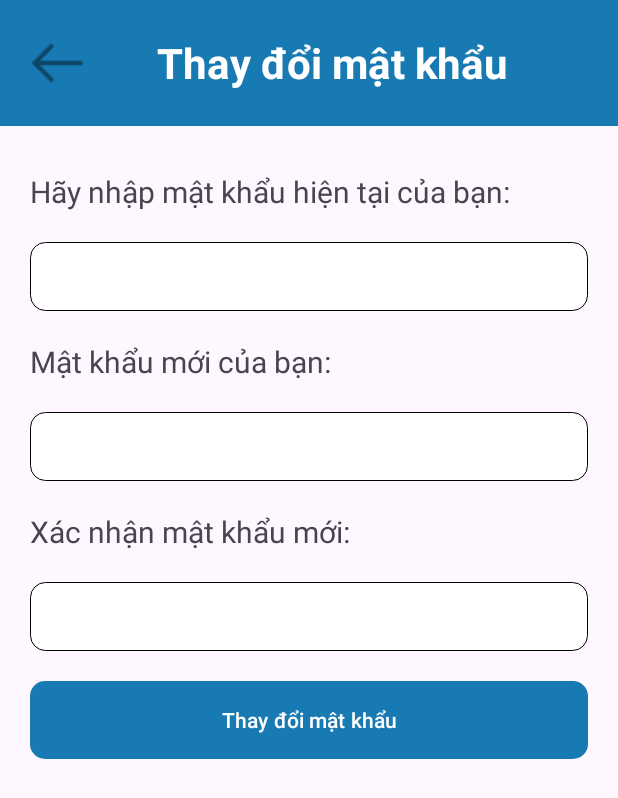
After one commit to vtpanh12/LVTN, an Android app: the UpdatePasswordActivity screen opened directly, with no data from a screen before it, on a phone screen of 412 x 824 dp. The commit adds this screen. Shown: the top 798 px of the screen. Run offline under Robolectric (Android 15) with nearby library versions, the phone set to English and light mode, and no system bars; our stand-ins replace Firebase (no records; nobody signed in at launch, a user with empty details on screens opened directly).

Commit message:
update password

```diff
--- a/app/build.gradle.kts
+++ b/app/build.gradle.kts
@@ -52,9 +52,10 @@ dependencies {
     androidTestImplementation(libs.androidx.espresso.core)
         // Import the BoM for the Firebase platform
         implementation(platform("com.google.firebase:firebase-bom:33.2.0"))
-
+    implementation(platform("com.google.firebase:firebase-bom:33.4.0"))
         // Declare the dependency for the Cloud Firestore library
         // When using the BoM, you don't specify versions in Firebase library dependencies
         implementation("com.google.firebase:firebase-firestore")
+    implementation("com.google.firebase:firebase-analytics")
 
 }
--- a/app/src/main/AndroidManifest.xml
+++ b/app/src/main/AndroidManifest.xml
@@ -12,6 +12,9 @@
         android:supportsRtl="true"
         android:theme="@style/Theme.Vtpa_b2013518_lvtn"
         tools:targetApi="31">
+        <activity
+            android:name=".users.UpdatePasswordActivity"
+            android:exported="false" />
         <activity
             android:name=".appointment.Tao_Lich_KhamActivity"
             android:exported="false" />
--- a/app/src/main/java/com/example/vtpa_b2013518_lvtn/login/SignupActivity.kt
+++ b/app/src/main/java/com/example/vtpa_b2013518_lvtn/login/SignupActivity.kt
@@ -19,6 +19,7 @@ import androidx.core.content.ContextCompat
 import com.example.vtpa_b2013518_lvtn.R
 import com.example.vtpa_b2013518_lvtn.adapter.User
 import com.example.vtpa_b2013518_lvtn.databinding.ActivitySignupBinding
+import com.example.vtpa_b2013518_lvtn.users.UsersActivity
 import com.google.firebase.Firebase
 import com.google.firebase.auth.FirebaseAuth
 import com.google.firebase.auth.auth
@@ -46,6 +47,9 @@ class SignupActivity : AppCompatActivity() {
 
         binding.btnAuthGmail.setOnClickListener {
             createAccount()
+        }
+        binding.tVSUDangNhap.setOnClickListener {
+            startActivity(Intent(this, LoginActivity::class.java))
         }
 
 
--- a/app/src/main/java/com/example/vtpa_b2013518_lvtn/users/IndexUserActivity.kt
+++ b/app/src/main/java/com/example/vtpa_b2013518_lvtn/users/IndexUserActivity.kt
@@ -4,6 +4,7 @@ import android.content.Intent
 import android.os.Bundle
 import android.widget.ImageView
 import android.widget.LinearLayout
+import android.widget.TextView
 import androidx.activity.enableEdgeToEdge
 import androidx.appcompat.app.AppCompatActivity
 import androidx.core.view.ViewCompat
@@ -25,6 +26,10 @@ class IndexUserActivity : AppCompatActivity() {
         iVBack.setOnClickListener {
             finish()
         }
+        val tVPVSS = findViewById<TextView>(R.id.tVPassVSSer)
+        tVPVSS.setOnClickListener {
+            startActivity(Intent(this, UpdatePasswordActivity::class.java))
+        }
         val linearUser = findViewById<LinearLayout>(R.id.linearIndexUser)
         linearUser.setOnClickListener {
             startActivity(Intent(this, UsersActivity::class.java))
--- /dev/null
+++ b/app/src/main/java/com/example/vtpa_b2013518_lvtn/users/UpdatePasswordActivity.kt
@@ -0,0 +1,128 @@
+package com.example.vtpa_b2013518_lvtn.users
+
+import android.content.ContentValues.TAG
+import android.content.Intent
+import android.os.Bundle
+import android.provider.ContactsContract.CommonDataKinds.Im
+import android.util.Log
+import android.widget.Button
+import android.widget.EditText
+import android.widget.ImageView
+import android.widget.TextView
+import android.widget.Toast
+import androidx.activity.enableEdgeToEdge
+import androidx.appcompat.app.AppCompatActivity
+import androidx.core.view.ViewCompat
+import androidx.core.view.WindowInsetsCompat
+import com.example.vtpa_b2013518_lvtn.R
+import com.google.firebase.Firebase
+import com.google.firebase.auth.EmailAuthProvider
+import com.google.firebase.auth.FirebaseAuth
+import com.google.firebase.auth.auth
+
+class UpdatePasswordActivity : AppCompatActivity() {
+    lateinit var eTCurrentPW: EditText
+    lateinit var eTNewPW: EditText
+    lateinit var eTCPW: EditText
+    lateinit var btnUpdatePW: Button
+    private lateinit var auth: FirebaseAuth
+    override fun onCreate(savedInstanceState: Bundle?) {
+        super.onCreate(savedInstanceState)
+        auth = Firebase.auth
+        setContentView(R.layout.activity_update_password)
+        eTCurrentPW = findViewById(R.id.eTCurrentPW)
+        eTNewPW = findViewById(R.id.eTNewPW)
+        eTCPW = findViewById(R.id.eTCNewPW)
+        btnUpdatePW = findViewById(R.id.btnUpdatePW)
+        val iVBackUpdatePW = findViewById<ImageView>(R.id.iVBackUpdatePW)
+        iVBackUpdatePW.setOnClickListener {
+            finish()
+        }
+        val user = Firebase.auth.currentUser
+//        val authCredential = EmailAuthProvider.getCredential(email, password)
+//        user?.reauthenticate(authCredential)
+//            ?.addOnCompleteListener { task ->
+//                if (task.isSuccessful) {
+//                    Log.d("Reauth", "Người dùng đã được xác thực lại thành công.")
+//                } else {
+//                    Log.e("Reauth", "Xác thực lại thất bại: ${task.exception?.message}")
+//                }
+//            }
+
+        btnUpdatePW.setOnClickListener {
+            val currentPassword = eTCurrentPW.text.toString()
+            val newPassword = eTNewPW.text.toString()
+            val cNewPassword = eTCPW.text.toString()
+            val email = getEmail()
+            if (email != null) {
+            val authCredential = EmailAuthProvider.getCredential(email, currentPassword)
+             user?.reauthenticate(authCredential)
+                ?.addOnCompleteListener { task ->
+                    if (task.isSuccessful) {
+                        if (currentPassword == newPassword && newPassword!= cNewPassword) {
+                                    Toast.makeText(this, "Mat khau khong hop le", Toast.LENGTH_SHORT).show()
+                                    Log.e(
+                                        "UpdatePassword",
+                                        "Mật khẩu mới không được giống với mật khẩu cũ."
+                                    )
+                                } else {
+                                    // Bước 3: Cập nhật mật khẩu nếu khác
+                                    user.updatePassword(newPassword)
+                                        .addOnCompleteListener { updateTask ->
+                                            if (updateTask.isSuccessful) {
+                                                Log.d("UpdatePassword", "Cập nhật mật khẩu thành công.")
+                                            } else {
+                                                Log.e(
+                                                    "UpdatePassword",
+                                                    "Cập nhật mật khẩu thất bại: ${updateTask.exception?.message}"
+                                                )
+                                            }
+                                        }
+                                }
+                        Log.d("Reauth", "Người dùng đã được xác thực lại thành công.")
+                    } else {
+                        Log.e("Reauth", "Xác thực lại thất bại: ${task.exception?.message}")
+                }
+            }
+//                auth.signInWithEmailAndPassword(email, currentPassword)
+//                    .addOnCompleteListener { task ->
+//                        if (task.isSuccessful) {
+//                            user?.let {
+//                                // Bước 2: So sánh mật khẩu cũ và mật khẩu mới
+//                                if (currentPassword == newPassword && newPassword!= cNewPassword) {
+//                                    Toast.makeText(this, "Mat khau khong hop le", Toast.LENGTH_SHORT).show()
+//                                    Log.e(
+//                                        "UpdatePassword",
+//                                        "Mật khẩu mới không được giống với mật khẩu cũ."
+//                                    )
+//                                } else {
+//                                    // Bước 3: Cập nhật mật khẩu nếu khác
+//                                    user.updatePassword(newPassword)
+//                                        .addOnCompleteListener { updateTask ->
+//                                            if (updateTask.isSuccessful) {
+//                                                Log.d("UpdatePassword", "Cập nhật mật khẩu thành công.")
+//                                            } else {
+//                                                Log.e(
+//                                                    "UpdatePassword",
+//                                                    "Cập nhật mật khẩu thất bại: ${updateTask.exception?.message}"
+//                                                )
+//                                            }
+//                                        }
+//                                }
+//                            }
+//                        } else {
+//                            // Xử lý khi xác thực thất bại
+//                            Log.e("Auth", "Xác thực thất bại: ${task.exception?.message}")
+//                        }
+                    }
+            }
+        }
+
+    private fun getEmail(): String? {
+        // Lấy người dùng hiện tại từ FirebaseAuth
+        val user = FirebaseAuth.getInstance().currentUser
+
+        // Kiểm tra xem người dùng có tồn tại không và trả về email
+        return user?.email
+    }
+}
--- a/app/src/main/res/layout/activity_admin_index.xml
+++ b/app/src/main/res/layout/activity_admin_index.xml
@@ -12,10 +12,11 @@
         android:layout_width="190dp"
         android:layout_height="92dp"
         android:layout_marginStart="110dp"
-        android:layout_marginTop="267dp"
+        android:layout_marginTop="264dp"
         android:layout_marginEnd="111dp"
         android:text="admin"
         app:layout_constraintEnd_toEndOf="parent"
+        app:layout_constraintHorizontal_bias="1.0"
         app:layout_constraintStart_toStartOf="parent"
         app:layout_constraintTop_toTopOf="parent" />
 </androidx.constraintlayout.widget.ConstraintLayout>
--- a/app/src/main/res/layout/activity_index_user.xml
+++ b/app/src/main/res/layout/activity_index_user.xml
@@ -87,7 +87,7 @@
                 app:srcCompat="@drawable/bao_mat" />
 
             <TextView
-                android:id="@+id/textView223"
+                android:id="@+id/tVPassVSSer"
                 android:layout_width="330dp"
                 android:layout_height="44dp"
                 android:layout_weight="1"
--- /dev/null
+++ b/app/src/main/res/layout/activity_update_password.xml
@@ -0,0 +1,111 @@
+<?xml version="1.0" encoding="utf-8"?>
+<LinearLayout xmlns:android="http://schemas.android.com/apk/res/android"
+    xmlns:app="http://schemas.android.com/apk/res-auto"
+    xmlns:tools="http://schemas.android.com/tools"
+    android:id="@+id/main"
+    android:layout_width="match_parent"
+    android:layout_height="match_parent"
+    android:orientation="vertical"
+    tools:context=".users.UpdatePasswordActivity">
+
+    <LinearLayout
+        android:layout_marginBottom="10dp"
+        android:id="@+id/linearLayout5"
+        android:layout_width="match_parent"
+        android:layout_height="wrap_content"
+        android:background="@color/btn_color"
+        android:orientation="horizontal">
+
+        <ImageView
+            android:id="@+id/iVBackUpdatePW"
+            android:layout_width="13dp"
+            android:layout_height="wrap_content"
+            android:layout_margin="15dp"
+            android:layout_weight="0.1"
+            app:srcCompat="@drawable/back" />
+
+        <TextView
+            android:id="@+id/textView6"
+            android:layout_width="0dp"
+            android:layout_height="75dp"
+            android:layout_gravity="center"
+            android:layout_marginRight="45dp"
+            android:layout_weight="0.9"
+            android:gravity="center"
+            android:text="Thay đổi mật khẩu"
+            android:textAlignment="center"
+            android:textColor="@color/white"
+            android:textSize="28sp"
+            android:textStyle="bold"
+            app:layout_constraintBottom_toBottomOf="parent"
+            app:layout_constraintEnd_toEndOf="parent"
+            app:layout_constraintHorizontal_bias="0.0"
+            app:layout_constraintStart_toStartOf="parent"
+            app:layout_constraintTop_toTopOf="parent"
+            app:layout_constraintVertical_bias="1.0" />
+
+    </LinearLayout>
+
+    <TextView
+        android:padding="20dp"
+        android:textSize="20sp"
+        android:id="@+id/textView20"
+        android:layout_width="match_parent"
+        android:layout_height="wrap_content"
+        android:text="Hãy nhập mật khẩu hiện tại của bạn:" />
+
+    <EditText
+        android:id="@+id/eTCurrentPW"
+        android:layout_width="match_parent"
+        android:layout_height="46dp"
+        android:layout_marginLeft="20dp"
+        android:layout_marginRight="20dp"
+        android:background="@drawable/edittext_user_bg"
+        android:ems="10"
+        android:inputType="textPassword"
+        android:text="" />
+    <TextView
+        android:padding="20dp"
+        android:textSize="20sp"
+        android:id="@+id/textView210"
+        android:layout_width="match_parent"
+        android:layout_height="wrap_content"
+        android:text="Mật khẩu mới của bạn:" />
+    <EditText
+        android:id="@+id/eTNewPW"
+        android:layout_width="match_parent"
+        android:layout_height="46dp"
+        android:layout_marginLeft="20dp"
+        android:layout_marginRight="20dp"
+        android:background="@drawable/edittext_user_bg"
+        android:ems="10"
+        android:inputType="textPassword"
+        android:text="" />
+    <TextView
+        android:padding="20dp"
+        android:textSize="20sp"
+        android:id="@+id/textView2101"
+        android:layout_width="match_parent"
+        android:layout_height="wrap_content"
+        android:text="Xác nhận mật khẩu mới:" />
+    <EditText
+        android:id="@+id/eTCNewPW"
+        android:layout_width="match_parent"
+        android:layout_height="46dp"
+        android:layout_marginLeft="20dp"
+        android:layout_marginRight="20dp"
+        android:background="@drawable/edittext_user_bg"
+        android:ems="10"
+        android:inputType="textPassword"
+        android:text="" />
+    <Button
+        android:id="@+id/btnUpdatePW"
+        android:layout_width="match_parent"
+        android:layout_height="52dp"
+        android:layout_margin="20dp"
+        android:layout_marginRight="20dp"
+        android:background="@drawable/btn_custom"
+        android:text="Thay đổi mật khẩu"
+        app:backgroundTint="@null" />
+
+</LinearLayout>
--- a/app/src/main/res/layout/item_appointment.xml
+++ b/app/src/main/res/layout/item_appointment.xml
@@ -1,8 +1,10 @@
 <?xml version="1.0" encoding="utf-8"?>
 <LinearLayout xmlns:android="http://schemas.android.com/apk/res/android"
+    android:layout_margin="20dp"
     android:layout_width="match_parent"
     android:layout_height="wrap_content"
     android:orientation="vertical"
+    android:background="@drawable/btn_custom1"
     android:padding="30dp">
     <TextView
         android:id="@+id/tVIFUserId"
--- a/build.gradle.kts
+++ b/build.gradle.kts
@@ -1,5 +1,6 @@
 // Top-level build file where you can add configuration options common to all sub-projects/modules.
 plugins {
+
     alias(libs.plugins.android.application) apply false
     alias(libs.plugins.kotlin.android) apply false
     alias(libs.plugins.google.gms.google.services) apply false
```
Also changed, not shown: app/src/main/java/com/example/vtpa_b2013518_lvtn/adapter/AppointmentAdapter.kt (+9 -9 lines), app/src/main/java/com/example/vtpa_b2013518_lvtn/appointment/Dat_KhamActivity.kt (+64 -0 lines), app/src/main/java/com/example/vtpa_b2013518_lvtn/appointment/Tao_Lich_KhamActivity.kt (+8 -3 lines), app/src/main/java/com/example/vtpa_b2013518_lvtn/login/LoginActivity.kt (+21 -23 lines), app/src/main/res/layout/activity_auth.xml (+14 -0 lines), app/src/main/res/layout/activity_dat_kham.xml (+13 -8 lines), app/src/main/res/layout/activity_dentist.xml (+12 -0 lines), app/src/main/res/layout/activity_signup.xml (+17 -5 lines).
